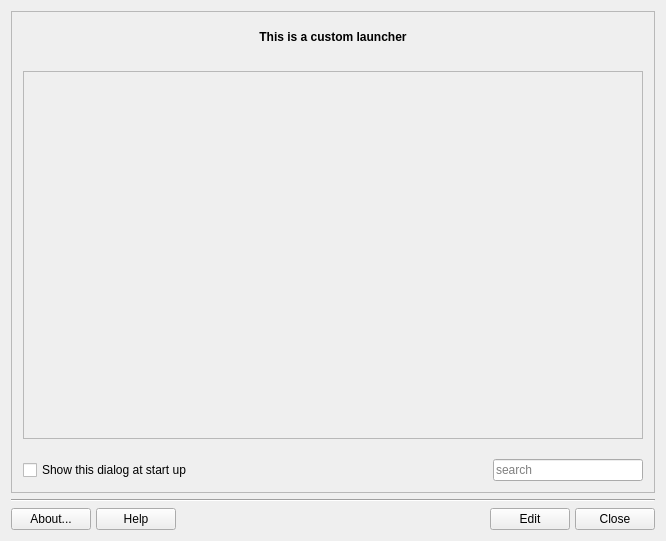
Qt form mainwindow.ui (AdrianTM/custom-toolbox) before a commit.
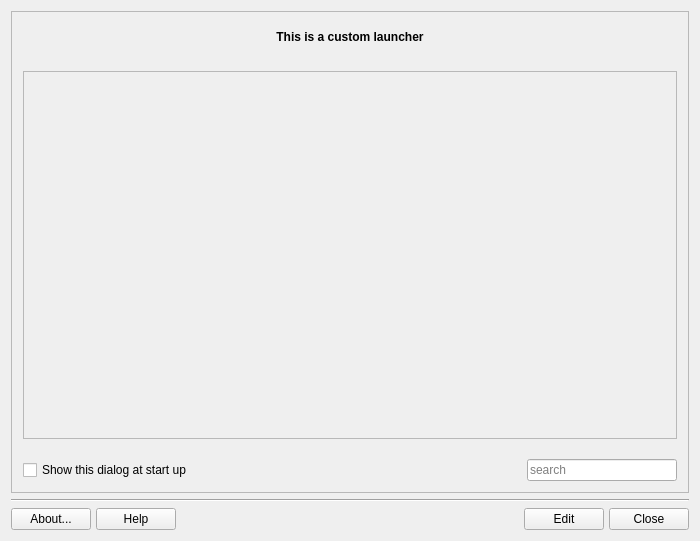
The same form after that commit. Icons and pictures are not drawn.

Commit message: Don't add buttons twice at start

Diff of the .ui file:
```diff
--- a/mainwindow.ui
+++ b/mainwindow.ui
@@ -6,7 +6,7 @@
    <rect>
     <x>0</x>
     <y>0</y>
-    <width>666</width>
+    <width>700</width>
     <height>541</height>
    </rect>
   </property>
@@ -228,6 +228,12 @@
       </property>
       <item row="2" column="0" colspan="2">
        <widget class="QScrollArea" name="scrollArea">
+        <property name="sizePolicy">
+         <sizepolicy hsizetype="Expanding" vsizetype="Expanding">
+          <horstretch>0</horstretch>
+          <verstretch>0</verstretch>
+         </sizepolicy>
+        </property>
         <property name="focusPolicy">
          <enum>Qt::TabFocus</enum>
         </property>
@@ -248,7 +254,7 @@
           <rect>
            <x>0</x>
            <y>0</y>
-           <width>626</width>
+           <width>660</width>
            <height>364</height>
           </rect>
          </property>
```
The commit also changes 2 other files.
